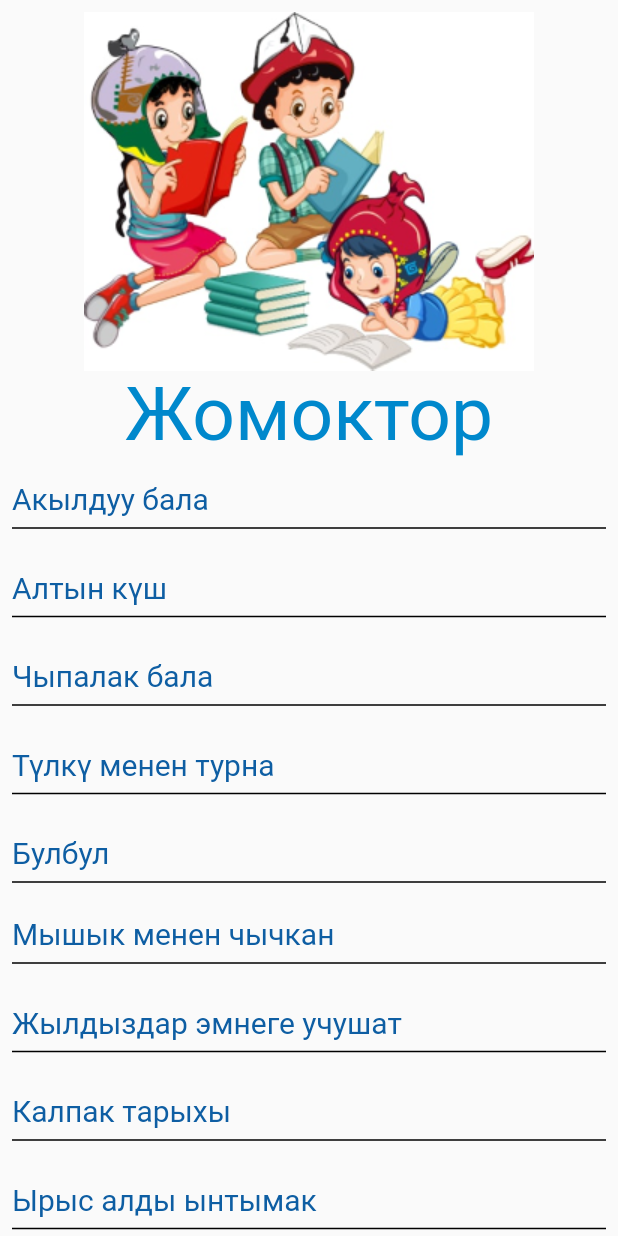
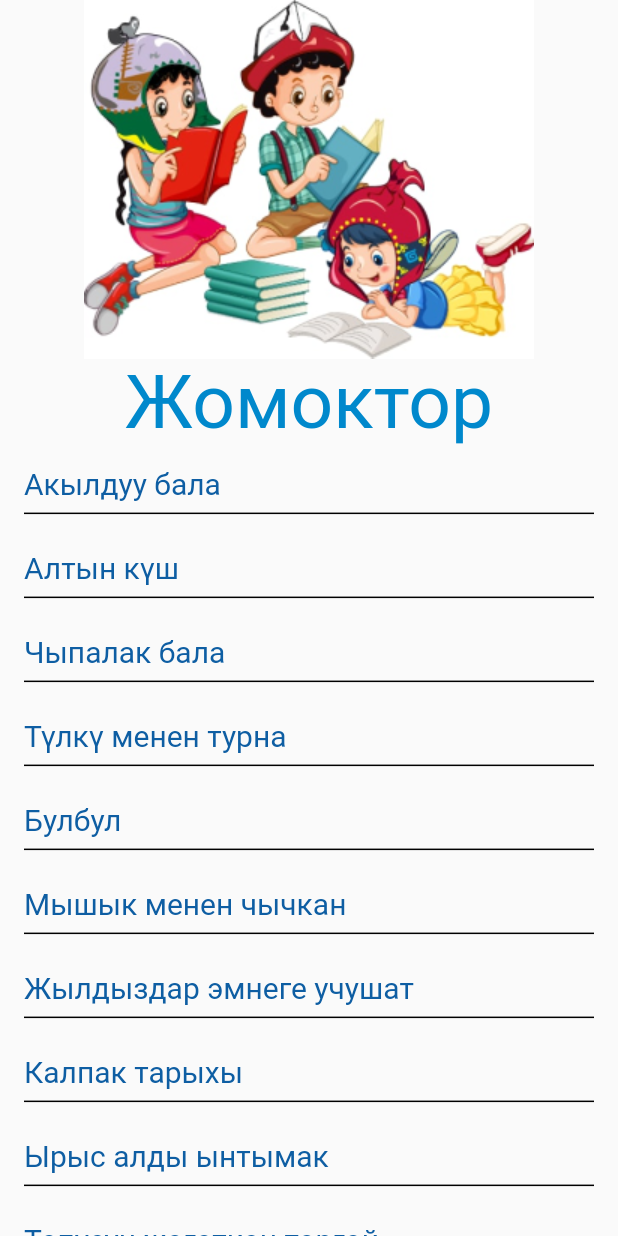
Before and after one commit to abdybekusyimyk/tilbil, a Flutter app: the screen it shows after launch, on a phone screen of 412 x 824 dp. Run offline on Flutter 3.47's test engine with Material 2 defaults, Android fonts, the phone set to English and light mode, and no system bars; our stand-ins replace bloc, flutter_bloc, flutter_svg; generated files the repository leaves out were written again.

```diff
--- a/lib/src/app_constants/color/app_colors.dart
+++ b/lib/src/app_constants/color/app_colors.dart
@@ -2,8 +2,8 @@ import 'package:flutter/material.dart';
 
 class AppColors {
   AppColors._();
-
   static const Color appButtonColor = Color(0xff3473E6);
-  static const Color bluee = Color(0xFF0E5EA3);
+  static const Color blue = Color(0xFF0E5EA3);
   static const Color blueT = Color(0xff3169FA);
+   static const Color black = Color.fromARGB(255, 6, 6, 6);
 }
--- a/lib/src/app_constants/text_app.dart
+++ b/lib/src/app_constants/text_app.dart
@@ -1,3 +1,5 @@
+import 'package:flutter/material.dart';
+
 class AppText {
   AppText._init();
 
@@ -10,7 +12,7 @@ class AppText {
   static const String containerMenu4 = 'Сабактар';
   static const String containerMenu5 = 'Макалдар';
   static const String containerMenu6 = 'Табышмактар';
-    // jomoktor
+  // jomoktor
   static const String jomoktor = 'Жомоктор';
   static const String akylduubala = 'Акылдуу бала';
   static const String altynkush = 'Алтын күш ';
@@ -29,3 +31,27 @@ class AppText {
   static const String akmenenkara = 'Ак көңүл менен кара көңүл';
   static const String padyshnyn = 'Падышанын буйругу';
 }
+
+List<String> appText = [
+  AppText.akylduubala,
+  AppText.altynkush,
+  AppText.chypalakbala,
+  AppText.tulkuturna,
+  AppText.bulbul,
+  AppText.myshykchychkan,
+  AppText.jyldyzdar,
+  AppText.kalpaktahyxy,
+  AppText.yrys,
+  AppText.topusun,
+  AppText.buguene,
+  AppText.komuz,
+  AppText.akylkarachach,
+  AppText.abyshkadoo,
+  AppText.akmenenkara,
+  AppText.padyshnyn,
+];
+List imgList = [
+    Image.asset('Images/S1.png'),
+    Image.asset('Images/S3.png'),
+    Image.asset('Images/S2.png'),
+  ];
--- a/lib/src/modules/fairy_tales/view/fairy_tales_page.dart
+++ b/lib/src/modules/fairy_tales/view/fairy_tales_page.dart
@@ -10,7 +10,7 @@ class FairyTalesPage extends StatelessWidget {
   Widget build(BuildContext context) {
     return BlocProvider(
       create: (context) => FairyTalesCubit(),
-      child: const FairyTalesView(),
+      child:const FairyTalesView(),
     );
   }
 }
--- a/lib/src/modules/fairy_tales/view/fairy_tales_view.dart
+++ b/lib/src/modules/fairy_tales/view/fairy_tales_view.dart
@@ -1,8 +1,6 @@
 import 'package:flutter/material.dart';
 import 'package:tilbil/src/app/theme/theme.dart';
 import 'package:tilbil/src/app_constants/app_constants.dart';
-import 'package:tilbil/src/app_constants/app_spaces.dart';
-import 'package:tilbil/src/app_widgets/others/info_widget.dart';
 
 class FairyTalesView extends StatelessWidget {
   const FairyTalesView({super.key});
@@ -10,115 +8,36 @@ class FairyTalesView extends StatelessWidget {
   @override
   Widget build(BuildContext context) {
     return Scaffold(
-      body: ListView(
-        padding: const EdgeInsets.all(8),
+      body: SingleChildScrollView(
+        child: Column(
           children: [
-          Center(
-            child: Image.asset('assets/images/1.png'),
-          ),
-          const Center(
-            child: Text(
+            Image.asset('assets/images/1.png'),
+           const Text(
               AppText.jomoktor,
               style: AppTextStyles.robotoblue13w400,
             ),
+            ListView.builder(
+              physics:const ScrollPhysics(parent: null),
+              shrinkWrap: true,
+              itemCount: appText.length,
+              prototypeItem: ListTile(
+                title: Text(appText.first),
               ),
-          AppSpace.sized15,
-          const Text(
-            AppText.akylduubala,
+              itemBuilder: (BuildContext context, index) {
+                return ListTile(
+                  title: Text(
+                    appText[index],
                     style: AppTextStyles.robotobluee13w400,
                   ),
-          AppDivider.divider,
-          AppSpace.sized20,
-          const Text(
-            AppText.altynkush,
-            style: AppTextStyles.robotobluee13w400,
+                  subtitle: const Divider(
+                    thickness: 1,
+                    color: Colors.black,
                   ),
-          AppDivider.divider,
-          AppSpace.sized20,
-          const Text(
-            AppText.chypalakbala,
-            style: AppTextStyles.robotobluee13w400,
+                );
+              },
             ),
-          AppDivider.divider,
-          AppSpace.sized20,
-          const Text(
-            AppText.tulkuturna,
-            style: AppTextStyles.robotobluee13w400,
+          ],
         ),
-          AppDivider.divider,
-          AppSpace.sized20,
-          const Text(
-            AppText.bulbul,
-            style: AppTextStyles.robotobluee13w400,
-          ),
-          AppDivider.divider,
-          AppSpace.sized15,
-          const Text(
-            AppText.myshykchychkan,
-            style: AppTextStyles.robotobluee13w400,
-          ),
-          AppDivider.divider,
-          AppSpace.sized20,
-          const Text(
-            AppText.jyldyzdar,
-            style: AppTextStyles.robotobluee13w400,
-          ),
-          AppDivider.divider,
-          AppSpace.sized20,
-          const Text(
-            AppText.kalpaktahyxy,
-            style: AppTextStyles.robotobluee13w400,
-          ),
-          AppDivider.divider,
-          AppSpace.sized20,
-          const Text(
-            AppText.yrys,
-            style: AppTextStyles.robotobluee13w400,
-          ),
-          AppDivider.divider,
-          AppSpace.sized20,
-          const Text(
-            AppText.topusun,
-            style: AppTextStyles.robotobluee13w400,
-          ),
-          AppDivider.divider,
-          AppSpace.sized15,
-          const Text(
-            AppText.buguene,
-            style: AppTextStyles.robotobluee13w400,
-          ),
-          AppDivider.divider,
-          AppSpace.sized20,
-          const Text(
-            AppText.komuz,
-            style: AppTextStyles.robotobluee13w400,
-          ),
-          AppDivider.divider,
-          AppSpace.sized20,
-          const Text(
-            AppText.akylkarachach,
-            style: AppTextStyles.robotobluee13w400,
-          ),
-          AppDivider.divider,
-          AppSpace.sized20,
-          const Text(
-            AppText.abyshkadoo,
-            style: AppTextStyles.robotobluee13w400,
-          ),
-          AppDivider.divider,
-          AppSpace.sized20,
-          const Text(
-            AppText.akmenenkara,
-            style: AppTextStyles.robotobluee13w400,
-          ),
-          AppDivider.divider,
-          AppSpace.sized15,
-          const Text(
-            AppText.padyshnyn,
-            style: AppTextStyles.robotobluee13w400,
-          ),
-          AppDivider.divider,
-        ],
       ),
     );
   }
```
Lines whose indentation alone changed are shown as unchanged.
